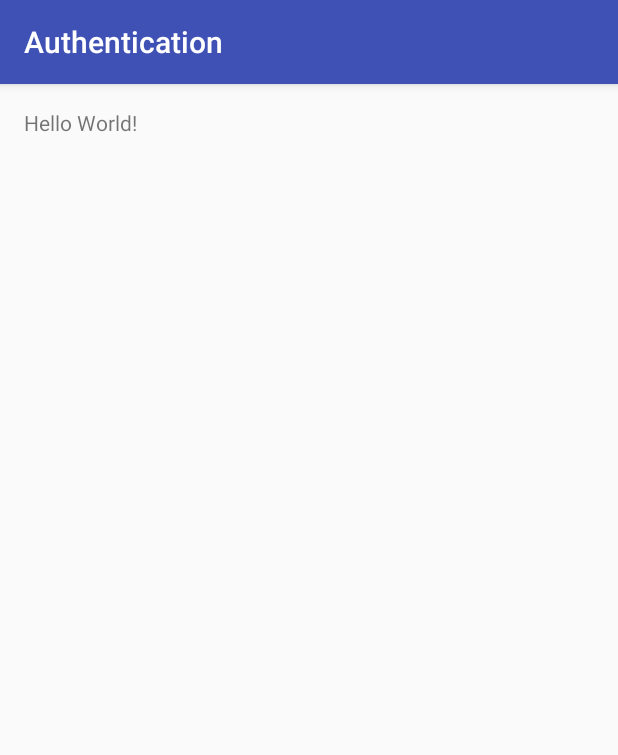
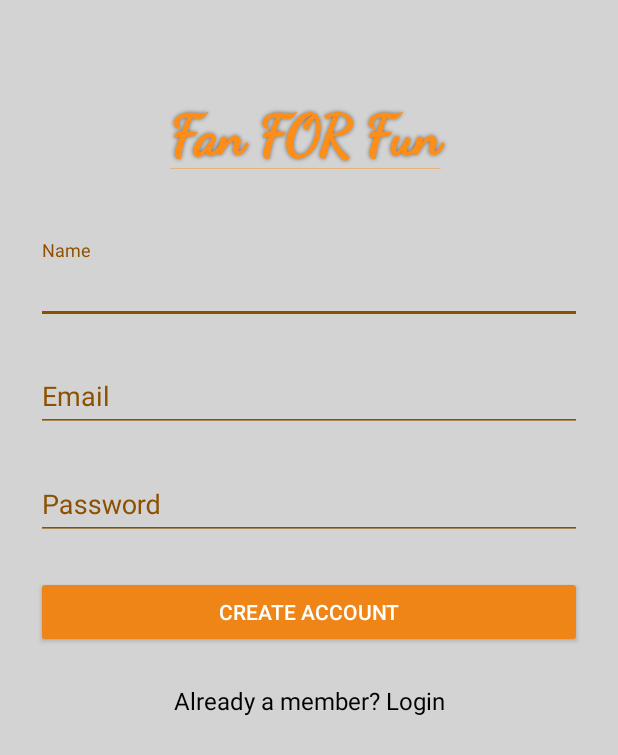
Before and after one commit to ImayaDismas/Implementations, an Android app: the screen it shows after launch (MainActivity before the commit, SignupActivity after it), on a phone screen of 412 x 824 dp. Shown: the top 755 px of the screen. Run offline under Robolectric (Android 15) with nearby library versions, the phone set to English and light mode, and no system bars; our stand-ins replace ButterKnife.

Commit message:
The login layout and the sign up complete

```diff
--- a/Authentication/app/build.gradle
+++ b/Authentication/app/build.gradle
@@ -23,4 +23,6 @@ dependencies {
     compile fileTree(dir: 'libs', include: ['*.jar'])
     testCompile 'junit:junit:4.12'
     compile 'com.android.support:appcompat-v7:24.2.0'
+    compile 'com.android.support:design:24.2.0'
+    compile 'com.jakewharton:butterknife:7.0.1'
 }
--- /dev/null
+++ b/Authentication/app/src/main/java/com/dismas/imaya/authentication/SignupActivity.java
@@ -0,0 +1,132 @@
+package com.dismas.imaya.authentication;
+
+import android.app.ProgressDialog;
+import android.content.Intent;
+import android.os.Bundle;
+import android.support.v7.app.AppCompatActivity;
+import android.util.Log;
+import android.view.View;
+import android.widget.Button;
+import android.widget.EditText;
+import android.widget.TextView;
+import android.widget.Toast;
+
+import butterknife.Bind;
+import butterknife.ButterKnife;
+
+/**
+ * Created by imaya on 8/20/16.
+ */
+public class SignupActivity extends AppCompatActivity {
+    private static final String TAG = "SignupActivity";
+
+    @Bind(R.id.input_name)
+    EditText _nameText;
+    @Bind(R.id.input_email) EditText _emailText;
+    @Bind(R.id.input_password) EditText _passwordText;
+    @Bind(R.id.btn_signup)
+    Button _signupButton;
+    @Bind(R.id.link_login)
+    TextView _loginLink;
+
+    @Override
+    public void onCreate(Bundle savedInstanceState) {
+        super.onCreate(savedInstanceState);
+        setContentView(R.layout.activity_signup);
+        ButterKnife.bind(this);
+
+        _signupButton.setOnClickListener(new View.OnClickListener() {
+            @Override
+            public void onClick(View v) {
+                signup();
+            }
+        });
+
+        _loginLink.setOnClickListener(new View.OnClickListener() {
+            @Override
+            public void onClick(View v) {
+                // Finish the registration screen and return to the Login activity
+                Intent intent = new Intent(SignupActivity.this, LoginActivity.class);
+                startActivity(intent);
+            }
+        });
+    }
+
+    public void signup() {
+        Log.d(TAG, "Signup");
+
+        if (!validate()) {
+            onSignupFailed();
+            return;
+        }
+
+        _signupButton.setEnabled(false);
+
+        final ProgressDialog progressDialog = new ProgressDialog(SignupActivity.this,
+                R.style.AppTheme_Dark_Dialog);
+        progressDialog.setIndeterminate(true);
+        progressDialog.setMessage("Creating Account...");
+        progressDialog.show();
+
+        String name = _nameText.getText().toString();
+        String email = _emailText.getText().toString();
+        String password = _passwordText.getText().toString();
+
+        // TODO: Implement your own signup logic here.
+
+        new android.os.Handler().postDelayed(
+                new Runnable() {
+                    public void run() {
+                        // On complete call either onSignupSuccess or onSignupFailed
+                        // depending on success
+                        onSignupSuccess();
+                        // onSignupFailed();
+                        progressDialog.dismiss();
+                    }
+                }, 3000);
+    }
+
+
+    public void onSignupSuccess() {
+        _signupButton.setEnabled(true);
+        setResult(RESULT_OK, null);
+        finish();
+    }
+
+    public void onSignupFailed() {
+        Toast.makeText(getBaseContext(), "Login failed", Toast.LENGTH_LONG).show();
+
+        _signupButton.setEnabled(true);
+    }
+
+    public boolean validate() {
+        boolean valid = true;
+
+        String name = _nameText.getText().toString();
+        String email = _emailText.getText().toString();
+        String password = _passwordText.getText().toString();
+
+        if (name.isEmpty() || name.length() < 3) {
+            _nameText.setError("at least 3 characters");
+            valid = false;
+        } else {
+            _nameText.setError(null);
+        }
+
+        if (email.isEmpty() || !android.util.Patterns.EMAIL_ADDRESS.matcher(email).matches()) {
+            _emailText.setError("enter a valid email address");
+            valid = false;
+        } else {
+            _emailText.setError(null);
+        }
+
+        if (password.isEmpty() || password.length() < 4 || password.length() > 10) {
+            _passwordText.setError("between 4 and 10 alphanumeric characters");
+            valid = false;
+        } else {
+            _passwordText.setError(null);
+        }
+
+        return valid;
+    }
+}
--- /dev/null
+++ b/Authentication/app/src/main/res/layout/activity_signup.xml
@@ -0,0 +1,86 @@
+<?xml version="1.0" encoding="utf-8"?>
+<ScrollView
+    xmlns:android="http://schemas.android.com/apk/res/android"
+    android:layout_width="fill_parent"
+    android:layout_height="fill_parent"
+    android:fitsSystemWindows="true">
+
+    <LinearLayout
+        android:orientation="vertical"
+        android:layout_width="match_parent"
+        android:layout_height="wrap_content"
+        android:paddingTop="56dp"
+        android:paddingLeft="24dp"
+        android:paddingRight="24dp">
+
+        <ImageView android:src="@drawable/fanforfun_small"
+            android:layout_width="wrap_content"
+            android:layout_height="72dp"
+            android:layout_marginBottom="24dp"
+            android:layout_gravity="center_horizontal" />
+
+        <!--  Name Label -->
+        <android.support.design.widget.TextInputLayout
+            android:layout_width="match_parent"
+            android:layout_height="wrap_content"
+            android:background="#D3D3D3"
+            android:layout_marginTop="8dp"
+            android:layout_marginBottom="8dp">
+            <EditText android:id="@+id/input_name"
+                android:layout_width="match_parent"
+                android:layout_height="wrap_content"
+                android:inputType="textCapWords"
+                android:textColor="#000"
+                android:hint="Name" />
+        </android.support.design.widget.TextInputLayout>
+
+        <!-- Email Label -->
+        <android.support.design.widget.TextInputLayout
+            android:layout_width="match_parent"
+            android:layout_height="wrap_content"
+            android:background="#D3D3D3"
+            android:layout_marginTop="8dp"
+            android:layout_marginBottom="8dp">
+            <EditText android:id="@+id/input_email"
+                android:layout_width="match_parent"
+                android:layout_height="wrap_content"
+                android:inputType="textEmailAddress"
+                android:textColor="#000"
+                android:hint="Email" />
+        </android.support.design.widget.TextInputLayout>
+
+        <!-- Password Label -->
+        <android.support.design.widget.TextInputLayout
+            android:layout_width="match_parent"
+            android:layout_height="wrap_content"
+            android:background="#D3D3D3"
+            android:layout_marginTop="8dp">
+            <EditText android:id="@+id/input_password"
+                android:layout_width="match_parent"
+                android:layout_height="wrap_content"
+                android:inputType="textPassword"
+                android:textColor="#000"
+                android:hint="Password"/>
+        </android.support.design.widget.TextInputLayout>
+
+        <!-- Signup Button -->
+        <android.support.v7.widget.AppCompatButton
+            android:id="@+id/btn_signup"
+            android:layout_width="fill_parent"
+            android:layout_height="wrap_content"
+            android:layout_marginTop="24dp"
+            android:layout_marginBottom="24dp"
+            android:padding="12dp"
+            android:text="Create Account"/>
+
+        <TextView android:id="@+id/link_login"
+            android:layout_width="fill_parent"
+            android:layout_height="wrap_content"
+            android:layout_marginBottom="24dp"
+            android:text="Already a member? Login"
+            android:gravity="center"
+            android:textColor="#000"
+            android:textSize="16dip"/>
+
+    </LinearLayout>
+</ScrollView>
--- /dev/null
+++ b/Authentication/app/src/main/res/menu/menu_main.xml
@@ -0,0 +1,4 @@
+<?xml version="1.0" encoding="utf-8"?>
+<menu xmlns:android="http://schemas.android.com/apk/res/android">
+
+</menu>
--- a/Authentication/app/src/main/res/values/colors.xml
+++ b/Authentication/app/src/main/res/values/colors.xml
@@ -1,6 +1,6 @@
 <?xml version="1.0" encoding="utf-8"?>
 <resources>
-    <color name="colorPrimary">#3F51B5</color>
-    <color name="colorPrimaryDark">#303F9F</color>
-    <color name="colorAccent">#FF4081</color>
+    <color name="colorPrimary">#fd6c00</color>
+    <color name="colorPrimaryDark">#EE8516</color>
+    <color name="colorAccent">#8d4f00</color>
 </resources>
--- /dev/null
+++ b/Authentication/app/src/main/res/values/ids.xml
@@ -0,0 +1,4 @@
+<?xml version="1.0" encoding="utf-8"?>
+<resources>
+    <item name="action_settings" type="id">Settings</item>
+</resources>
--- a/Authentication/app/src/main/res/values/styles.xml
+++ b/Authentication/app/src/main/res/values/styles.xml
@@ -8,4 +8,28 @@
         <item name="colorAccent">@color/colorAccent</item>
     </style>
 
+    <style name="AppTheme.Dark" parent="Theme.AppCompat.NoActionBar">
+        <item name="colorPrimary">@color/colorPrimary</item>
+        <item name="colorPrimaryDark">@color/colorPrimaryDark</item>
+        <item name="colorAccent">@color/colorAccent</item>
+
+        <item name="android:windowBackground">@color/gray</item>
+
+        <item name="colorControlNormal">@color/colorAccent</item>
+        <item name="colorControlActivated">@color/colorAccent</item>
+        <item name="colorControlHighlight">@color/colorAccent</item>
+        <item name="android:textColorHint">@color/colorAccent</item>
+
+        <item name="colorButtonNormal">@color/colorPrimaryDark</item>
+        <item name="android:colorButtonNormal">@color/colorPrimaryDark</item>
+    </style>
+
+    <style name="AppTheme.Dark.Dialog" parent="Theme.AppCompat.Dialog">
+        <item name="colorAccent">@color/colorAccent</item>
+        <item name="android:textColorPrimary">@color/colorAccent</item>
+        <item name="android:background">@color/colorPrimary</item>
+    </style>
+
+    <color name="white">#FFFFFF</color>
+    <color name="gray">#D3D3D3</color>
 </resources>
```
Also changed, not shown: Authentication/app/src/main/AndroidManifest.xml (+6 -1 lines), Authentication/app/src/main/java/com/dismas/imaya/authentication/LoginActivity.java (added, +141 -0 lines), Authentication/app/src/main/java/com/dismas/imaya/authentication/MainActivity.java (+31 -2 lines), Authentication/app/src/main/res/layout/activity_login.xml (added, +67 -0 lines), Authentication/app/src/main/res/drawable/fanforfun_large.png (added), Authentication/app/src/main/res/drawable/fanforfun_small.png (added), Authentication/app/src/main/res/mipmap-hdpi/ic_launcher.png, Authentication/app/src/main/res/mipmap-mdpi/ic_launcher.png, Authentication/app/src/main/res/mipmap-xhdpi/ic_launcher.png, Authentication/app/src/main/res/mipmap-xxhdpi/ic_launcher.png, Authentication/app/src/main/res/mipmap-xxxhdpi/ic_launcher.png.
